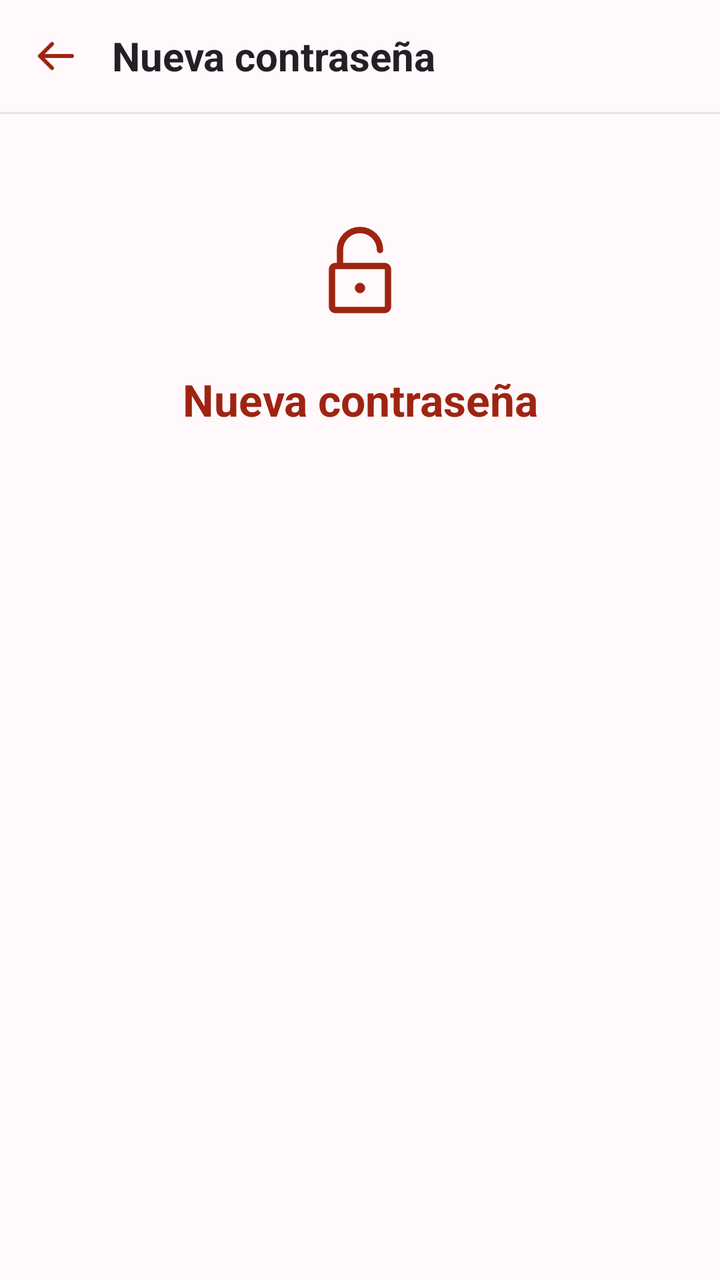
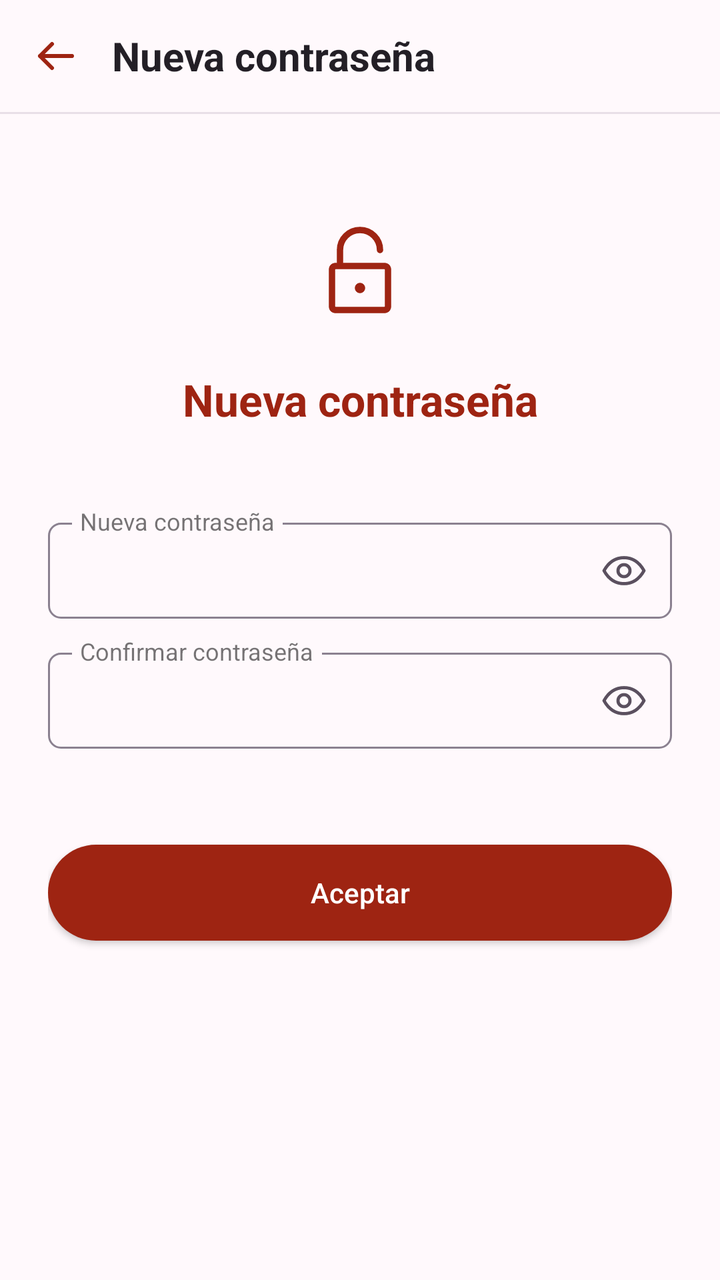

The first picture is an Android layout as it rendered before a commit; the second is the same layout after the commit. The layout source and the unified diff follow.
<!-- AndroidManifest.xml: another module's application theme Theme.Ambulantitos -->
<!-- res/layout/vendedor_nueva_contrasena.xml -->
<?xml version="1.0" encoding="utf-8"?>
<LinearLayout xmlns:android="http://schemas.android.com/apk/res/android"
    android:layout_width="match_parent"
    android:layout_height="match_parent"
    android:orientation="vertical"
    android:background="#FFF9FC">
    <LinearLayout
        android:layout_width="match_parent"
        android:layout_height="wrap_content"
        android:minHeight="56dp"
        android:orientation="horizontal"
        android:gravity="center_vertical"
        android:paddingStart="4dp"
        android:paddingEnd="16dp">

        <ImageButton
            android:id="@+id/vendedor_nueva_contrasena_btn_volver"
            android:layout_width="48dp"
            android:layout_height="48dp"
            android:background="?android:attr/selectableItemBackgroundBorderless"
            android:contentDescription="@string/vendedor_nueva_contrasena_volver"
            android:scaleType="center"
            android:src="@drawable/vendedor_registro_ic_volver" />


        <TextView
            android:layout_width="0dp"
            android:layout_height="wrap_content"
            android:layout_weight="1"
            android:layout_marginStart="4dp"
            android:accessibilityHeading="true"
            android:text="@string/vendedor_nueva_contrasena_titulo"
            android:textColor="#231F26"
            android:textSize="20sp"
            android:textStyle="bold" />

    </LinearLayout>


    <View
        android:layout_width="match_parent"
        android:layout_height="1dp"
        android:background="#E8DFE7" />
    <ScrollView
        android:layout_width="match_parent"
        android:layout_height="0dp"
        android:layout_weight="1"
        android:fillViewport="true">

        <LinearLayout
            android:layout_width="match_parent"
            android:layout_height="wrap_content"
            android:orientation="vertical"
            android:gravity="center_horizontal"
            android:paddingStart="24dp"
            android:paddingEnd="24dp"
            android:paddingTop="56dp"
            android:paddingBottom="24dp">
            <ImageView
                android:layout_width="48dp"
                android:layout_height="48dp"
                android:src="@drawable/vendedor_recuperar_ic_candado"
                android:scaleType="fitCenter"
                android:contentDescription="@null" />


            <TextView
                android:layout_width="match_parent"
                android:layout_height="wrap_content"
                android:layout_marginTop="24dp"
                android:gravity="center"
                android:accessibilityHeading="true"
                android:text="@string/vendedor_nueva_contrasena_titulo"
                android:textColor="#9E2412"
                android:textSize="22sp"
                android:textStyle="bold" />

        </LinearLayout>

    </ScrollView>
</LinearLayout>
<!-- resources referenced by this layout -->
<resources>
  <!-- drawable vendedor_recuperar_ic_candado (drawable) -->
  <?xml version="1.0" encoding="utf-8"?>
  <vector xmlns:android="http://schemas.android.com/apk/res/android"
      android:width="48dp"
      android:height="48dp"
      android:viewportWidth="24"
      android:viewportHeight="24">
  
  
      <path
          android:strokeColor="#9E2412"
          android:strokeWidth="1.6"
          android:strokeLineCap="round"
          android:strokeLineJoin="round"
          android:pathData="M7,9 V6 A5,5 0,0 1,17 6
              M6,10 H18 Q19,10 19,11 V20 Q19,21 18,21
              H6 Q5,21 5,20 V11 Q5,10 6,10 Z" />
  
      <path
          android:fillColor="#9E2412"
          android:pathData="M13.3,15.5 A1.3,1.3 0,1 1,10.7 15.5
              A1.3,1.3 0,1 1,13.3 15.5 Z" />
  
  </vector>
  <!-- drawable vendedor_registro_ic_volver (drawable) -->
  <?xml version="1.0" encoding="utf-8"?>
  <vector xmlns:android="http://schemas.android.com/apk/res/android"
      android:width="24dp"
      android:height="24dp"
      android:viewportWidth="24"
      android:viewportHeight="24">
  
  
      <path
          android:strokeColor="#9E2412"
          android:strokeWidth="2"
          android:strokeLineCap="round"
          android:strokeLineJoin="round"
          android:pathData="M10,6 L4,12 L10,18 M4,12 H20" />
  
  </vector>
  <string name="vendedor_nueva_contrasena_titulo">Nueva contraseña</string>
  <string name="vendedor_nueva_contrasena_volver">Volver</string>
  <style name="Theme.Ambulantitos" parent="android:Theme.Material.Light.NoActionBar" />
</resources>

<!-- the commit's change to res/layout/vendedor_nueva_contrasena.xml (unified diff, before → after) -->
@@ -74,8 +74,104 @@
                 android:textColor="#9E2412"
                 android:textSize="22sp"
                 android:textStyle="bold" />
+            <FrameLayout
+                android:layout_width="match_parent"
+                android:layout_height="wrap_content"
+                android:layout_marginTop="40dp">
 
+                <EditText
+                    android:id="@+id/vendedor_nueva_contrasena_campo"
+                    android:layout_width="match_parent"
+                    android:layout_height="wrap_content"
+                    android:layout_marginTop="7dp"
+                    android:minHeight="48dp"
+                    android:background="@drawable/vendedor_login_fondo_campo"
+                    android:paddingStart="12dp"
+                    android:paddingEnd="48dp"
+                    android:inputType="textPassword"
+                    android:singleLine="true"
+                    android:autofillHints="newPassword" />
+
+
+                <TextView
+                    android:layout_width="wrap_content"
+                    android:layout_height="wrap_content"
+                    android:layout_marginStart="12dp"
+                    android:background="#FFF9FC"
+                    android:paddingStart="4dp"
+                    android:paddingEnd="4dp"
+                    android:includeFontPadding="false"
+                    android:labelFor="@id/vendedor_nueva_contrasena_campo"
+                    android:text="@string/vendedor_nueva_contrasena_titulo"
+                    android:textSize="12sp" />
+                <ImageButton
+                    android:id="@+id/vendedor_nueva_contrasena_btn_ojo"
+                    android:layout_width="48dp"
+                    android:layout_height="48dp"
+                    android:layout_gravity="top|end"
+                    android:layout_marginTop="7dp"
+                    android:background="?android:attr/selectableItemBackgroundBorderless"
+                    android:contentDescription="@string/vendedor_nueva_contrasena_mostrar"
+                    android:scaleType="center"
+                    android:src="@drawable/vendedor_login_ic_ojo" />
+            </FrameLayout>
+
+            <FrameLayout
+                android:layout_width="match_parent"
+                android:layout_height="wrap_content"
+                android:layout_marginTop="10dp">
+
+                <EditText
+                    android:id="@+id/vendedor_nueva_contrasena_confirmacion"
+                    android:layout_width="match_parent"
+                    android:layout_height="wrap_content"
+                    android:layout_marginTop="7dp"
+                    android:minHeight="48dp"
+                    android:background="@drawable/vendedor_login_fondo_campo"
+                    android:paddingStart="12dp"
+                    android:paddingEnd="48dp"
+                    android:inputType="textPassword"
+                    android:singleLine="true"
+                    android:autofillHints="newPassword" />
+
+
+                <TextView
+                    android:layout_width="wrap_content"
+                    android:layout_height="wrap_content"
+                    android:layout_marginStart="12dp"
+                    android:background="#FFF9FC"
+                    android:paddingStart="4dp"
+                    android:paddingEnd="4dp"
+                    android:includeFontPadding="false"
+                    android:labelFor="@id/vendedor_nueva_contrasena_confirmacion"
+                    android:text="@string/vendedor_nueva_contrasena_confirmar"
+                    android:textSize="12sp" />
+                <ImageButton
+                    android:id="@+id/vendedor_nueva_contrasena_btn_ojo_confirmacion"
+                    android:layout_width="48dp"
+                    android:layout_height="48dp"
+                    android:layout_gravity="top|end"
+                    android:layout_marginTop="7dp"
+                    android:background="?android:attr/selectableItemBackgroundBorderless"
+                    android:contentDescription="@string/vendedor_nueva_contrasena_mostrar_confirmacion"
+                    android:scaleType="center"
+                    android:src="@drawable/vendedor_login_ic_ojo" />
+
+            </FrameLayout>
+            <Button
+                android:id="@+id/vendedor_nueva_contrasena_btn_aceptar"
+                android:layout_width="match_parent"
+                android:layout_height="wrap_content"
+                android:layout_marginTop="48dp"
+                android:minHeight="48dp"
+                android:background="@drawable/vendedor_login_fondo_boton"
+                android:backgroundTint="@null"
+                android:text="@string/vendedor_nueva_contrasena_aceptar"
+                android:textAllCaps="false"
+                android:textColor="@android:color/white"
+                android:textSize="14sp" />
         </LinearLayout>
 
     </ScrollView>
+
 </LinearLayout>
<!-- resource entries referenced after the edit -->
@@ -1,5 +1,46 @@
 <!-- resources referenced by this layout -->
 <resources>
+  <!-- drawable vendedor_login_fondo_boton (drawable) -->
+  <?xml version="1.0" encoding="utf-8"?>
+  <shape xmlns:android="http://schemas.android.com/apk/res/android"
+      android:shape="rectangle">
+  
+      <solid android:color="#9E2412"/>
+  
+      <corners android:radius="28dp"/>
+  
+  
+  
+  </shape>
+  <!-- drawable vendedor_login_fondo_campo (drawable) -->
+  <?xml version="1.0" encoding="utf-8"?>
+  <shape xmlns:android="http://schemas.android.com/apk/res/android"
+      android:shape="rectangle">
+  
+  
+      <stroke
+          android:width="1dp"
+          android:color="#8B8190"/>
+  
+      <corners android:radius="6dp"/>
+  </shape>
+  <!-- drawable vendedor_login_ic_ojo (drawable) -->
+  <?xml version="1.0" encoding="utf-8"?>
+  <vector xmlns:android="http://schemas.android.com/apk/res/android"
+      android:width="24dp"
+      android:height="24dp"
+      android:viewportWidth="24"
+      android:viewportHeight="24">
+  
+      <path
+          android:strokeColor="#5B505F"
+          android:strokeWidth="1.6"
+          android:strokeLineJoin="round"
+          android:pathData="M2,12 C4.5,7.5 8,5.5 12,5.5 C16,5.5 19.5,7.5 22,12
+              C19.5,16.5 16,18.5 12,18.5 C8,18.5 4.5,16.5 2,12 Z
+              M9,12 A3,3 0 0,1 15,12 A3,3 0 0,1 9,12 Z" />
+  
+  </vector>
   <!-- drawable vendedor_recuperar_ic_candado (drawable) -->
   <?xml version="1.0" encoding="utf-8"?>
   <vector xmlns:android="http://schemas.android.com/apk/res/android"
@@ -41,6 +82,10 @@
           android:pathData="M10,6 L4,12 L10,18 M4,12 H20" />
   
   </vector>
+  <string name="vendedor_nueva_contrasena_aceptar">Aceptar</string>
+  <string name="vendedor_nueva_contrasena_confirmar">Confirmar contraseña</string>
+  <string name="vendedor_nueva_contrasena_mostrar">Mostrar nueva contraseña</string>
+  <string name="vendedor_nueva_contrasena_mostrar_confirmacion">Mostrar confirmacion de contraseña</string>
   <string name="vendedor_nueva_contrasena_titulo">Nueva contraseña</string>
   <string name="vendedor_nueva_contrasena_volver">Volver</string>
   <style name="Theme.Ambulantitos" parent="android:Theme.Material.Light.NoActionBar" />
